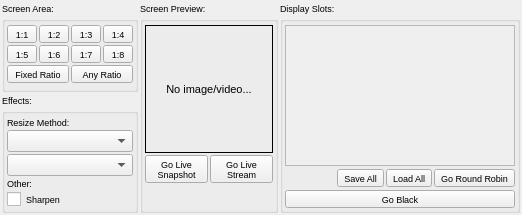
mxklabs/mxklabs-matrix, file desktopgui/client.ui: the form before one commit.
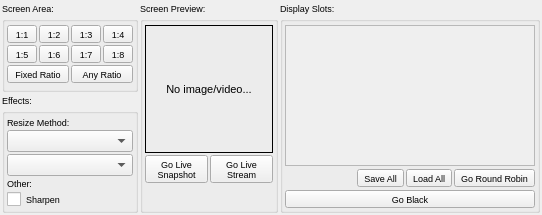
The form after the commit.

What changed in the file:
```diff
--- a/desktopgui/client.ui
+++ b/desktopgui/client.ui
@@ -646,7 +646,7 @@
            <widget class="QScrollArea" name="scroll_area_slots">
             <property name="minimumSize">
              <size>
-              <width>230</width>
+              <width>250</width>
               <height>0</height>
              </size>
             </property>
@@ -658,7 +658,7 @@
               <rect>
                <x>0</x>
                <y>0</y>
-               <width>228</width>
+               <width>248</width>
                <height>139</height>
               </rect>
              </property>
```
